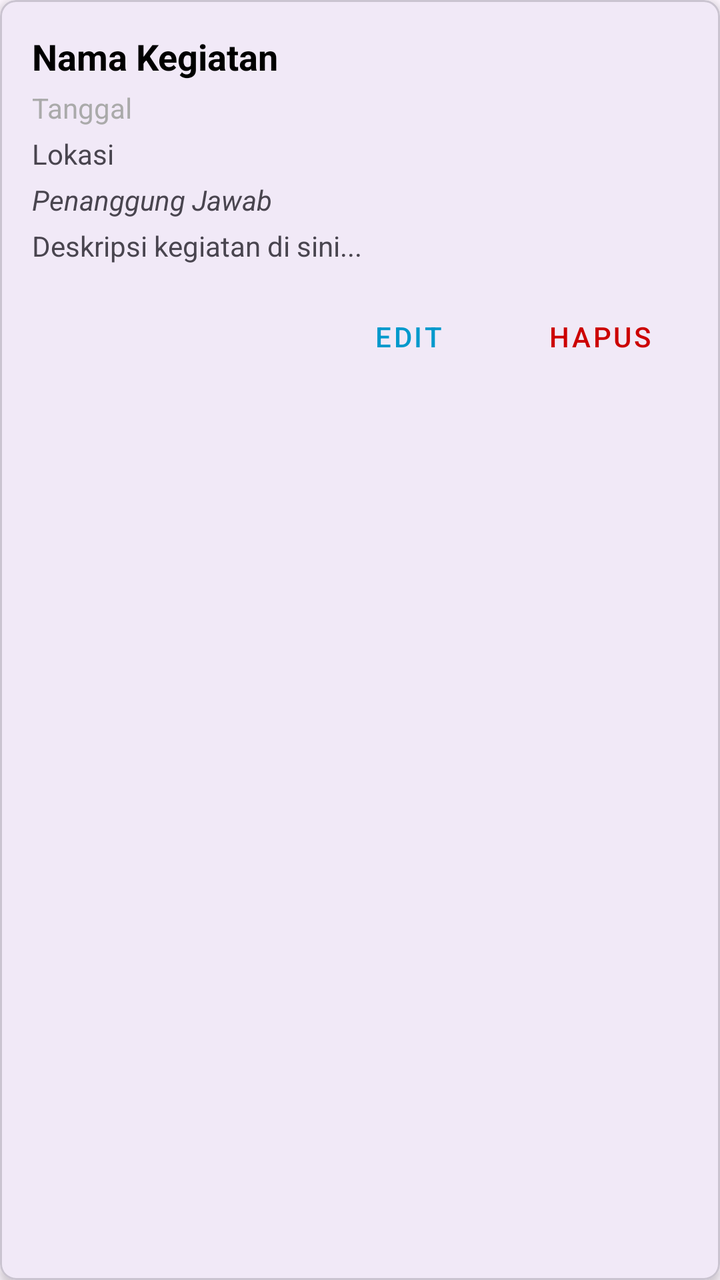
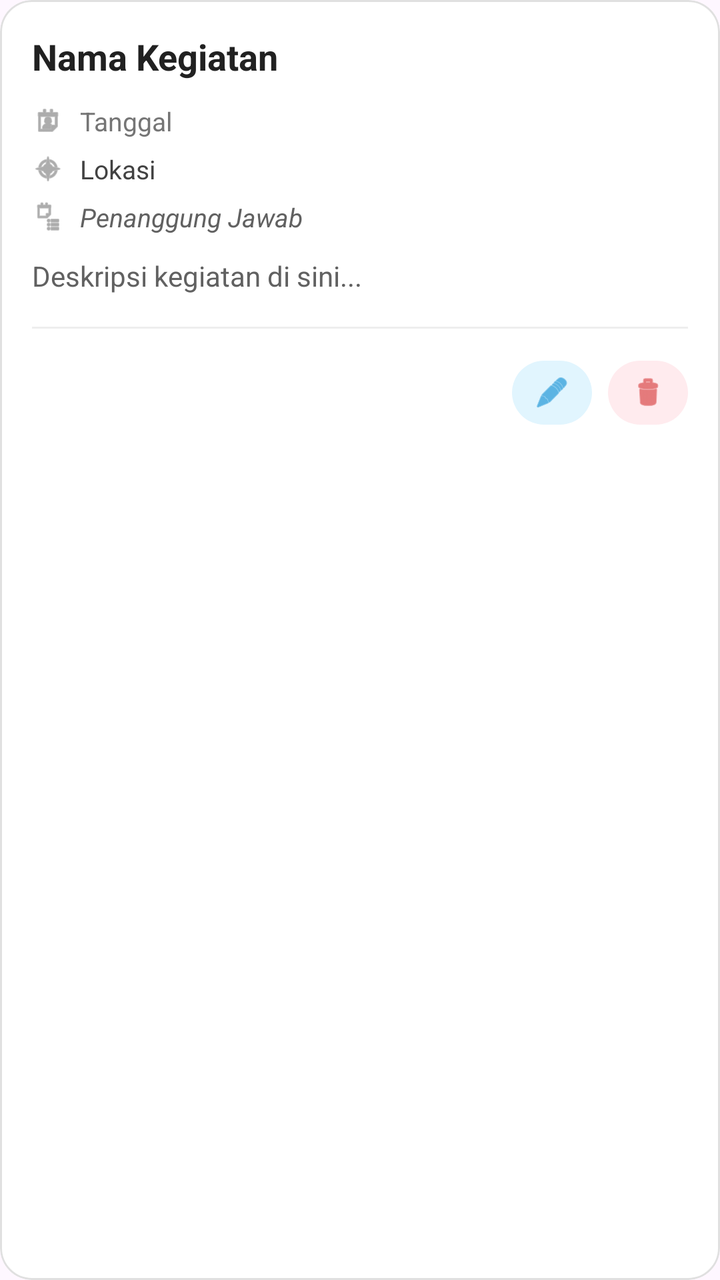

Two renders of the same Android screen: before a commit and after it. Below are the layout's source before the change and the commit's diff.
<!-- AndroidManifest.xml: application theme Theme.Anaanlume -->
<!-- res/layout/item_agenda_desa.xml -->
<?xml version="1.0" encoding="utf-8"?>
<com.google.android.material.card.MaterialCardView
    xmlns:android="http://schemas.android.com/apk/res/android"
    xmlns:app="http://schemas.android.com/apk/res-auto"
    android:layout_width="match_parent"
    android:layout_height="wrap_content"
    android:layout_marginStart="12dp"
    android:layout_marginEnd="12dp"
    android:layout_marginTop="6dp"
    android:layout_marginBottom="6dp"
    app:cardCornerRadius="8dp"
    app:cardElevation="3dp">

    <LinearLayout
        android:layout_width="match_parent"
        android:layout_height="wrap_content"
        android:orientation="vertical"
        android:padding="16dp">

        <TextView
            android:id="@+id/tvNamaKegiatan"
            android:layout_width="match_parent"
            android:layout_height="wrap_content"
            android:text="Nama Kegiatan"
            android:textColor="@android:color/black"
            android:textSize="18sp"
            android:textStyle="bold" />

        <TextView
            android:id="@+id/tvTanggalKegiatan"
            android:layout_width="match_parent"
            android:layout_height="wrap_content"
            android:layout_marginTop="4dp"
            android:text="Tanggal"
            android:textColor="@android:color/darker_gray"
            android:textSize="14sp" />

        <TextView
            android:id="@+id/tvLokasi"
            android:layout_width="match_parent"
            android:layout_height="wrap_content"
            android:layout_marginTop="4dp"
            android:text="Lokasi"
            android:textSize="14sp" />

        <TextView
            android:id="@+id/tvPenanggungJawab"
            android:layout_width="match_parent"
            android:layout_height="wrap_content"
            android:layout_marginTop="4dp"
            android:text="Penanggung Jawab"
            android:textSize="14sp"
            android:textStyle="italic" />

        <TextView
            android:id="@+id/tvDeskripsi"
            android:layout_width="match_parent"
            android:layout_height="wrap_content"
            android:layout_marginTop="4dp"
            android:text="Deskripsi kegiatan di sini..."
            android:textSize="14sp" />

        <LinearLayout
            android:layout_width="match_parent"
            android:layout_height="wrap_content"
            android:layout_marginTop="12dp"
            android:gravity="end"
            android:orientation="horizontal">

            <Button
                android:id="@+id/btnEdit"
                style="@style/Widget.MaterialComponents.Button.TextButton"
                android:layout_width="wrap_content"
                android:layout_height="wrap_content"
                android:text="Edit"
                android:textColor="@android:color/holo_blue_dark" />

            <Button
                android:id="@+id/btnDelete"
                style="@style/Widget.MaterialComponents.Button.TextButton"
                android:layout_width="wrap_content"
                android:layout_height="wrap_content"
                android:layout_marginStart="8dp"
                android:text="Hapus"
                android:textColor="@android:color/holo_red_dark" />

        </LinearLayout>

    </LinearLayout>
</com.google.android.material.card.MaterialCardView>
<!-- resources referenced by this layout -->
<resources>
  <style name="Theme.Anaanlume" parent="Base.Theme.Anaanlume" />
  <style name="Base.Theme.Anaanlume" parent="Theme.Material3.DayNight.NoActionBar">
          
          
      </style>
</resources>

<!-- the commit's change to res/layout/item_agenda_desa.xml (unified diff, before → after) -->
@@ -4,87 +4,158 @@
     xmlns:app="http://schemas.android.com/apk/res-auto"
     android:layout_width="match_parent"
     android:layout_height="wrap_content"
-    android:layout_marginStart="12dp"
-    android:layout_marginEnd="12dp"
-    android:layout_marginTop="6dp"
-    android:layout_marginBottom="6dp"
-    app:cardCornerRadius="8dp"
-    app:cardElevation="3dp">
+    android:layout_marginStart="16dp"
+    android:layout_marginEnd="16dp"
+    android:layout_marginTop="8dp"
+    android:layout_marginBottom="8dp"
+    app:cardCornerRadius="16dp"
+    app:cardElevation="0dp"
+    app:strokeWidth="1dp"
+    app:strokeColor="#E0E0E0"
+    android:backgroundTint="#FFFFFF">
 
-    <LinearLayout
+    <androidx.constraintlayout.widget.ConstraintLayout
         android:layout_width="match_parent"
         android:layout_height="wrap_content"
-        android:orientation="vertical"
         android:padding="16dp">
 
         <TextView
             android:id="@+id/tvNamaKegiatan"
-            android:layout_width="match_parent"
+            android:layout_width="0dp"
             android:layout_height="wrap_content"
             android:text="Nama Kegiatan"
-            android:textColor="@android:color/black"
+            android:textColor="#212121"
             android:textSize="18sp"
-            android:textStyle="bold" />
+            android:textStyle="bold"
+            app:layout_constraintTop_toTopOf="parent"
+            app:layout_constraintStart_toStartOf="parent"
+            app:layout_constraintEnd_toEndOf="parent" />
+
+        <ImageView
+            android:id="@+id/ivCalendar"
+            android:layout_width="16dp"
+            android:layout_height="16dp"
+            android:layout_marginTop="12dp"
+            android:src="@android:drawable/ic_menu_my_calendar"
+            app:tint="#757575"
+            app:layout_constraintTop_toBottomOf="@id/tvNamaKegiatan"
+            app:layout_constraintStart_toStartOf="parent" />
 
         <TextView
             android:id="@+id/tvTanggalKegiatan"
-            android:layout_width="match_parent"
+            android:layout_width="0dp"
             android:layout_height="wrap_content"
-            android:layout_marginTop="4dp"
+            android:layout_marginStart="8dp"
             android:text="Tanggal"
-            android:textColor="@android:color/darker_gray"
-            android:textSize="14sp" />
+            android:textColor="#757575"
+            android:textSize="13sp"
+            app:layout_constraintBottom_toBottomOf="@id/ivCalendar"
+            app:layout_constraintTop_toTopOf="@id/ivCalendar"
+            app:layout_constraintStart_toEndOf="@id/ivCalendar"
+            app:layout_constraintEnd_toEndOf="parent" />
+
+        <ImageView
+            android:id="@+id/ivLocation"
+            android:layout_width="16dp"
+            android:layout_height="16dp"
+            android:layout_marginTop="8dp"
+            android:src="@android:drawable/ic_menu_compass"
+            app:tint="#757575"
+            app:layout_constraintTop_toBottomOf="@id/ivCalendar"
+            app:layout_constraintStart_toStartOf="parent" />
 
         <TextView
             android:id="@+id/tvLokasi"
-            android:layout_width="match_parent"
+            android:layout_width="0dp"
             android:layout_height="wrap_content"
-            android:layout_marginTop="4dp"
+            android:layout_marginStart="8dp"
             android:text="Lokasi"
-            android:textSize="14sp" />
+            android:textColor="#424242"
+            android:textSize="13sp"
+            app:layout_constraintBottom_toBottomOf="@id/ivLocation"
+            app:layout_constraintTop_toTopOf="@id/ivLocation"
+            app:layout_constraintStart_toEndOf="@id/ivLocation"
+            app:layout_constraintEnd_toEndOf="parent" />
+
+        <ImageView
+            android:id="@+id/ivUser"
+            android:layout_width="16dp"
+            android:layout_height="16dp"
+            android:layout_marginTop="8dp"
+            android:src="@android:drawable/ic_menu_agenda"
+            app:tint="#757575"
+            app:layout_constraintTop_toBottomOf="@id/ivLocation"
+            app:layout_constraintStart_toStartOf="parent" />
 
         <TextView
             android:id="@+id/tvPenanggungJawab"
-            android:layout_width="match_parent"
+            android:layout_width="0dp"
             android:layout_height="wrap_content"
-            android:layout_marginTop="4dp"
+            android:layout_marginStart="8dp"
             android:text="Penanggung Jawab"
-            android:textSize="14sp"
-            android:textStyle="italic" />
+            android:textColor="#616161"
+            android:textSize="13sp"
+            android:textStyle="italic"
+            app:layout_constraintBottom_toBottomOf="@id/ivUser"
+            app:layout_constraintTop_toTopOf="@id/ivUser"
+            app:layout_constraintStart_toEndOf="@id/ivUser"
+            app:layout_constraintEnd_toEndOf="parent" />
 
         <TextView
             android:id="@+id/tvDeskripsi"
             android:layout_width="match_parent"
             android:layout_height="wrap_content"
-            android:layout_marginTop="4dp"
+            android:layout_marginTop="12dp"
             android:text="Deskripsi kegiatan di sini..."
-            android:textSize="14sp" />
+            android:textColor="#616161"
+            android:textSize="14sp"
+            android:maxLines="3"
+            android:ellipsize="end"
+            app:layout_constraintTop_toBottomOf="@id/ivUser"
+            app:layout_constraintStart_toStartOf="parent" />
 
-        <LinearLayout
+        <View
+            android:id="@+id/divider"
             android:layout_width="match_parent"
-            android:layout_height="wrap_content"
+            android:layout_height="1dp"
+            android:layout_marginTop="16dp"
+            android:background="#EEEEEE"
+            app:layout_constraintTop_toBottomOf="@id/tvDeskripsi" />
+
+        <com.google.android.material.button.MaterialButton
+            android:id="@+id/btnEdit"
+            android:layout_width="40dp"
+            android:layout_height="40dp"
             android:layout_marginTop="12dp"
-            android:gravity="end"
-            android:orientation="horizontal">
+            android:layout_marginEnd="8dp"
+            android:padding="0dp"
+            app:icon="@android:drawable/ic_menu_edit"
+            app:iconGravity="textStart"
+            app:iconPadding="0dp"
+            app:iconTint="#0288D1"
+            app:backgroundTint="#E1F5FE"
+            app:cornerRadius="20dp"
+            app:elevation="0dp"
+            app:layout_constraintTop_toBottomOf="@id/divider"
+            app:layout_constraintEnd_toStartOf="@id/btnDelete"
+            app:layout_constraintBottom_toBottomOf="parent" />
 
-            <Button
-                android:id="@+id/btnEdit"
-                style="@style/Widget.MaterialComponents.Button.TextButton"
-                android:layout_width="wrap_content"
-                android:layout_height="wrap_content"
-                android:text="Edit"
-                android:textColor="@android:color/holo_blue_dark" />
+        <com.google.android.material.button.MaterialButton
+            android:id="@+id/btnDelete"
+            android:layout_width="40dp"
+            android:layout_height="40dp"
+            android:layout_marginTop="12dp"
+            android:padding="0dp"
+            app:icon="@android:drawable/ic_menu_delete"
+            app:iconGravity="textStart"
+            app:iconPadding="0dp"
+            app:iconTint="#D32F2F"
+            app:backgroundTint="#FFEBEE"
+            app:cornerRadius="20dp"
+            app:elevation="0dp"
+            app:layout_constraintTop_toBottomOf="@id/divider"
+            app:layout_constraintEnd_toEndOf="parent"
+            app:layout_constraintBottom_toBottomOf="parent" />
 
-            <Button
-                android:id="@+id/btnDelete"
-                style="@style/Widget.MaterialComponents.Button.TextButton"
-                android:layout_width="wrap_content"
-                android:layout_height="wrap_content"
-                android:layout_marginStart="8dp"
-                android:text="Hapus"
-                android:textColor="@android:color/holo_red_dark" />
-
-        </LinearLayout>
-
-    </LinearLayout>
+    </androidx.constraintlayout.widget.ConstraintLayout>
 </com.google.android.material.card.MaterialCardView>
